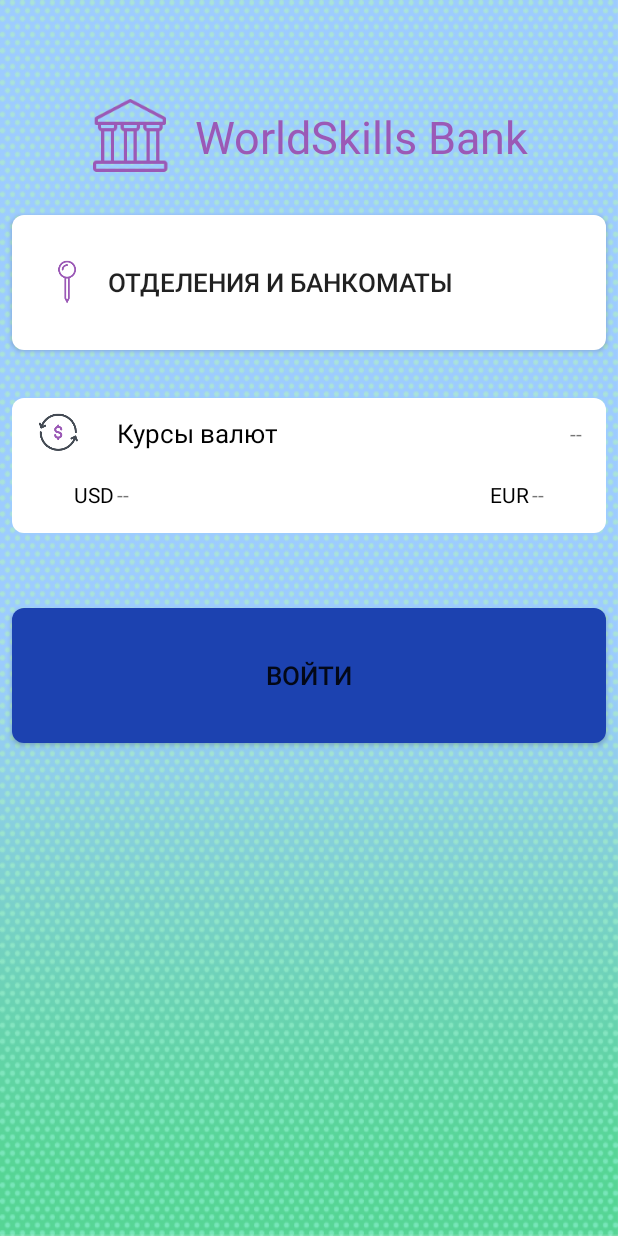
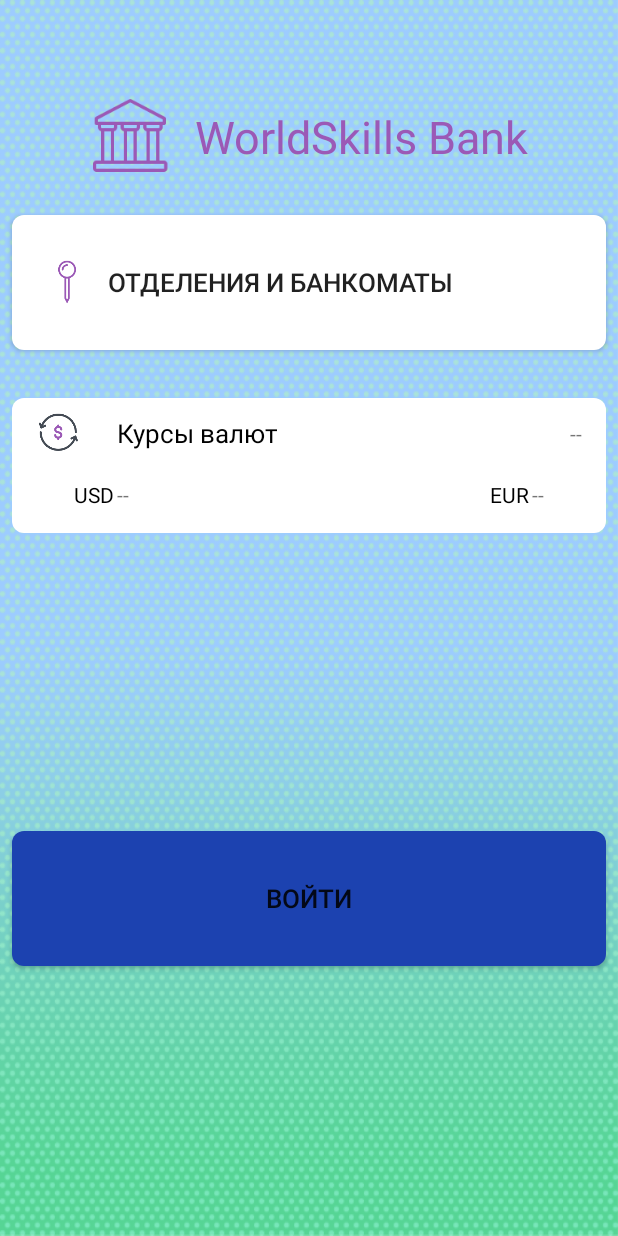
Before and after one commit to AmrAbuelhamd/ExchangeRate, an Android app: the screen it shows after launch (MainActivity), on a phone screen of 412 x 824 dp. Run offline under Robolectric (Android 15) with nearby library versions, the phone set to English and light mode, and no system bars.

Commit message:
- ui now better supports landscape - [code needs more optimization]

```diff
--- a/app/build.gradle
+++ b/app/build.gradle
@@ -40,8 +40,6 @@ dependencies {
     implementation "org.jetbrains.kotlin:kotlin-stdlib-jdk7:$kotlin_version"
     implementation 'com.google.android.gms:play-services-location:17.0.0'
     implementation 'com.google.android.gms:play-services-places:17.0.0'
-    implementation 'androidx.swiperefreshlayout:swiperefreshlayout:1.0.0'
-
 
 }
 repositories {
--- a/app/src/main/java/com/blogspot/soyamr/exchangerate/Controller/MapSetUp.kt
+++ b/app/src/main/java/com/blogspot/soyamr/exchangerate/Controller/MapSetUp.kt
@@ -6,10 +6,12 @@ import android.content.Intent
 import android.content.IntentSender
 import android.content.pm.PackageManager
 import android.location.Location
+import android.os.Bundle
 import androidx.appcompat.app.AppCompatActivity
 import androidx.core.app.ActivityCompat
 import com.blogspot.soyamr.exchangerate.R
 import com.blogspot.soyamr.exchangerate.View.ViewParent
+import com.google.android.gms.common.api.GoogleApiClient
 import com.google.android.gms.common.api.ResolvableApiException
 import com.google.android.gms.location.*
 import com.google.android.gms.location.places.ui.PlacePicker
--- /dev/null
+++ b/app/src/main/res/layout-land/activity_atms.xml
@@ -0,0 +1,67 @@
+<?xml version="1.0" encoding="utf-8"?>
+<androidx.constraintlayout.widget.ConstraintLayout xmlns:android="http://schemas.android.com/apk/res/android"
+    xmlns:app="http://schemas.android.com/apk/res-auto"
+    xmlns:tools="http://schemas.android.com/tools"
+    android:layout_width="match_parent"
+    android:layout_height="match_parent"
+    tools:context=".View.BranchesAndATMsActivity">
+
+
+    <fragment
+        android:id="@+id/map"
+        android:name="com.google.android.gms.maps.SupportMapFragment"
+        android:layout_width="300dp"
+        android:layout_height="match_parent"
+        app:layout_constraintBottom_toBottomOf="@id/atm_grey_backgorund"
+        app:layout_constraintEnd_toEndOf="parent"
+        app:layout_constraintTop_toTopOf="parent"
+        app:layout_constraintVertical_bias="0.0"
+        tools:context=".View.BranchesAndATMsActivity" />
+
+    <FrameLayout
+        android:id="@+id/atm_grey_backgorund"
+        android:layout_width="0dp"
+        android:layout_height="38dp"
+        android:background="#EFEFF4"
+        app:layout_constraintEnd_toStartOf="@+id/map"
+        app:layout_constraintStart_toStartOf="parent"
+        app:layout_constraintTop_toTopOf="parent">
+
+        <TextView
+            android:layout_width="wrap_content"
+            android:layout_height="wrap_content"
+            android:layout_gravity="start|center"
+            android:layout_marginStart="16dp"
+            android:text="@string/atms" />
+    </FrameLayout>
+
+    <View
+        android:id="@+id/splitter"
+        android:layout_width="2dp"
+        android:layout_height="match_parent"
+        android:background="#C8C7CC"
+        app:layout_constraintBottom_toBottomOf="@id/atm_grey_backgorund"
+        app:layout_constraintEnd_toStartOf="@+id/map"
+        app:layout_constraintStart_toEndOf="@+id/atm_grey_backgorund" />
+
+    <androidx.recyclerview.widget.RecyclerView
+        android:id="@+id/atm_recycler_view"
+        android:layout_width="0dp"
+        android:layout_height="0dp"
+        app:layout_constraintBottom_toBottomOf="parent"
+        app:layout_constraintEnd_toStartOf="@+id/map"
+        app:layout_constraintStart_toStartOf="parent"
+        app:layout_constraintTop_toBottomOf="@+id/atm_grey_backgorund" />
+
+    <ProgressBar
+        android:id="@+id/progressBar"
+        style="?android:attr/progressBarStyle"
+        android:layout_width="wrap_content"
+        android:layout_height="wrap_content"
+        app:layout_constraintBottom_toBottomOf="parent"
+        app:layout_constraintEnd_toStartOf="@+id/map"
+        app:layout_constraintStart_toStartOf="parent"
+        app:layout_constraintTop_toTopOf="parent" />
+
+
+</androidx.constraintlayout.widget.ConstraintLayout>
--- /dev/null
+++ b/app/src/main/res/layout-land/activity_main.xml
@@ -0,0 +1,188 @@
+<?xml version="1.0" encoding="utf-8"?>
+
+<androidx.constraintlayout.widget.ConstraintLayout xmlns:android="http://schemas.android.com/apk/res/android"
+    xmlns:app="http://schemas.android.com/apk/res-auto"
+    xmlns:tools="http://schemas.android.com/tools"
+    android:layout_width="match_parent"
+    android:layout_height="match_parent"
+
+    android:background="@drawable/main_screen_background"
+    tools:context=".View.MainActivity">
+
+    <TextView
+        android:id="@+id/word_skills_tv"
+        android:layout_width="wrap_content"
+        android:layout_height="wrap_content"
+        android:layout_marginStart="16dp"
+        android:text="@string/worldskills_bank"
+        android:textColor="@color/textBackGroundRose"
+        android:textSize="30sp"
+        app:layout_constraintBottom_toBottomOf="@+id/imageView"
+        app:layout_constraintEnd_toEndOf="parent"
+        app:layout_constraintHorizontal_bias="0.5"
+        app:layout_constraintStart_toEndOf="@+id/imageView"
+        app:layout_constraintTop_toTopOf="@+id/imageView" />
+
+    <ImageView
+        android:id="@+id/imageView"
+        android:layout_width="54dp"
+        android:layout_height="54dp"
+        android:layout_marginTop="24dp"
+        app:layout_constraintEnd_toStartOf="@+id/word_skills_tv"
+        app:layout_constraintHorizontal_bias="0.5"
+        app:layout_constraintHorizontal_chainStyle="packed"
+        app:layout_constraintStart_toStartOf="parent"
+        app:layout_constraintTop_toTopOf="parent"
+        app:srcCompat="@drawable/museum" />
+
+    <!--it's not real warnig, i have to test it later-->
+
+
+    <Button
+        app:layout_constraintEnd_toStartOf="@+id/constraintLayoutRate"
+        android:id="@+id/atms"
+        android:layout_width="0dp"
+        android:layout_height="90dp"
+        android:layout_marginStart="24dp"
+        android:layout_marginTop="32dp"
+        android:background="@drawable/rectangle"
+        android:clickable="true"
+        android:drawableStart="@drawable/key_icon"
+        android:focusable="true"
+        android:foreground="?android:attr/selectableItemBackground"
+        android:gravity="start|center"
+        android:onClick="onClickListener"
+        android:padding="22dp"
+        android:text="@string/first_button"
+        android:textSize="17sp"
+        app:layout_constraintStart_toStartOf="parent"
+        app:layout_constraintTop_toBottomOf="@+id/word_skills_tv"
+        app:layout_constraintHorizontal_chainStyle="packed"/>
+
+
+    <androidx.constraintlayout.widget.ConstraintLayout
+        android:id="@+id/constraintLayoutRate"
+        android:layout_width="0dp"
+        android:layout_height="90dp"
+        android:layout_marginStart="16dp"
+        android:layout_marginTop="32dp"
+        android:layout_marginEnd="24dp"
+        android:background="@drawable/rectangle"
+        android:clickable="true"
+        android:focusable="true"
+        android:foreground="?android:attr/selectableItemBackground"
+        android:onClick="onClickListener"
+        app:layout_constraintEnd_toEndOf="parent"
+        app:layout_constraintStart_toEndOf="@+id/atms"
+        app:layout_constraintTop_toBottomOf="@+id/word_skills_tv">
+
+
+        <ImageView
+            android:id="@+id/imageView2"
+            android:layout_width="wrap_content"
+            android:layout_height="wrap_content"
+            android:layout_marginStart="16dp"
+            android:layout_marginTop="8dp"
+            app:layout_constraintStart_toStartOf="parent"
+            app:layout_constraintTop_toTopOf="parent"
+            app:srcCompat="@drawable/exchange_dollar" />
+
+        <TextView
+            android:id="@+id/textView"
+            android:layout_width="wrap_content"
+            android:layout_height="wrap_content"
+            android:layout_marginStart="24dp"
+            android:text="Курсы валют"
+            android:textColor="@android:color/black"
+            android:textSize="17sp"
+            app:layout_constraintBottom_toBottomOf="@+id/imageView2"
+            app:layout_constraintStart_toEndOf="@+id/imageView2"
+            app:layout_constraintTop_toTopOf="@+id/imageView2" />
+
+        <TextView
+            android:id="@+id/dateTextView"
+            android:layout_width="wrap_content"
+            android:layout_height="wrap_content"
+            android:layout_marginEnd="16dp"
+            android:text="--"
+            app:layout_constraintBottom_toBottomOf="@+id/textView"
+            app:layout_constraintEnd_toEndOf="parent"
+            app:layout_constraintTop_toTopOf="@+id/textView" />
+
+        <TextView
+            android:id="@+id/textView3"
+            android:layout_width="wrap_content"
+            android:layout_height="wrap_content"
+            android:layout_marginStart="41dp"
+            android:layout_marginBottom="16dp"
+            android:text="USD"
+            android:textColor="@android:color/black"
+            app:layout_constraintBottom_toBottomOf="parent"
+            app:layout_constraintStart_toStartOf="parent" />
+
+        <TextView
+            android:id="@+id/textView4"
+            android:layout_width="wrap_content"
+            android:layout_height="wrap_content"
+            android:layout_marginEnd="2dp"
+            android:text="EUR"
+            android:textColor="@android:color/black"
+            app:layout_constraintBottom_toBottomOf="@+id/eur_rate"
+            app:layout_constraintEnd_toStartOf="@+id/eur_rate"
+            app:layout_constraintTop_toTopOf="@+id/eur_rate" />
+
+        <TextView
+            android:id="@+id/eur_rate"
+            android:layout_width="wrap_content"
+            android:layout_height="wrap_content"
+            android:layout_marginEnd="41dp"
+            android:layout_marginBottom="16dp"
+            android:text="--"
+            app:layout_constraintBottom_toBottomOf="parent"
+            app:layout_constraintEnd_toEndOf="parent" />
+
+        <TextView
+            android:id="@+id/usd_rate"
+            android:layout_width="wrap_content"
+            android:layout_height="wrap_content"
+            android:layout_marginStart="2dp"
+            android:text="--"
+            app:layout_constraintBottom_toBottomOf="@+id/textView3"
+            app:layout_constraintStart_toEndOf="@+id/textView3"
+            app:layout_constraintTop_toTopOf="@+id/textView3" />
+    </androidx.constraintlayout.widget.ConstraintLayout>
+
+    <Button
+
+        android:id="@+id/button2"
+        android:layout_width="0dp"
+        android:layout_height="90dp"
+        android:layout_marginStart="24dp"
+        android:layout_marginTop="50dp"
+        android:layout_marginEnd="24dp"
+        android:layout_marginBottom="32dp"
+        android:background="@drawable/rectangle_blue"
+        android:clickable="true"
+        android:focusable="true"
+        android:foreground="?android:attr/selectableItemBackground"
+        android:text="@string/login"
+        android:textSize="17sp"
+        app:layout_constraintBottom_toBottomOf="parent"
+        app:layout_constraintEnd_toEndOf="parent"
+        app:layout_constraintStart_toStartOf="parent"
+        app:layout_constraintTop_toBottomOf="@+id/constraintLayoutRate" />
+
+    <TextView
+        android:id="@+id/mainlayout_error_message"
+        android:layout_width="0dp"
+        android:layout_height="wrap_content"
+        android:layout_marginStart="8dp"
+        android:layout_marginEnd="8dp"
+        android:layout_marginBottom="32dp"
+        android:text="TextView"
+        android:visibility="gone"
+        app:layout_constraintBottom_toBottomOf="parent"
+        app:layout_constraintEnd_toEndOf="parent"
+        app:layout_constraintStart_toStartOf="parent" />
+
+</androidx.constraintlayout.widget.ConstraintLayout>
--- a/app/src/main/res/layout/activity_main.xml
+++ b/app/src/main/res/layout/activity_main.xml
@@ -1,14 +1,12 @@
 <?xml version="1.0" encoding="utf-8"?>
-<ScrollView xmlns:android="http://schemas.android.com/apk/res/android"
-    xmlns:app="http://schemas.android.com/apk/res-auto"
-    xmlns:tools="http://schemas.android.com/tools"
-    android:layout_height="match_parent"
-    android:layout_width="match_parent"
-    android:background="@drawable/main_screen_background">
+    <androidx.constraintlayout.widget.ConstraintLayout
+        xmlns:android="http://schemas.android.com/apk/res/android"
+        xmlns:app="http://schemas.android.com/apk/res-auto"
+        xmlns:tools="http://schemas.android.com/tools"
 
-    <androidx.constraintlayout.widget.ConstraintLayout
+        android:background="@drawable/main_screen_background"
         android:layout_width="match_parent"
-        android:layout_height="wrap_content"
+        android:layout_height="match_parent"
         tools:context=".View.MainActivity">
 
         <TextView
@@ -187,4 +185,3 @@ android:layout_marginBottom="32dp"
             app:layout_constraintStart_toStartOf="parent" />
 
     </androidx.constraintlayout.widget.ConstraintLayout>
-</ScrollView>
--- a/app/src/main/res/layout/atm_list_item_row.xml
+++ b/app/src/main/res/layout/atm_list_item_row.xml
@@ -38,10 +38,12 @@
         android:id="@+id/isWorking"
         android:layout_width="wrap_content"
         android:layout_height="wrap_content"
-        android:layout_marginStart="16dp"
+        android:layout_marginStart="8dp"
         android:text="TextView"
         android:textColor="@color/textColor"
         app:layout_constraintBottom_toBottomOf="@+id/type"
+        app:layout_constraintEnd_toStartOf="@+id/workingHours"
+        app:layout_constraintHorizontal_bias="0.0"
         app:layout_constraintStart_toEndOf="@+id/type"
         app:layout_constraintTop_toTopOf="@+id/type" />
 
@@ -50,7 +52,7 @@
 
         android:layout_width="wrap_content"
         android:layout_height="wrap_content"
-        android:layout_marginEnd="24dp"
+        android:layout_marginEnd="16dp"
         android:text="@string/workinghours"
         android:textColor="@color/textColor"
         app:layout_constraintBottom_toBottomOf="@+id/isWorking"
```
Also changed, not shown: app/src/debug/res/values/google_maps_api.xml (renamed from app/src/main/res/values/google_maps_api.xml), app/src/main/res/drawable/cop.webp (added), app/src/main/res/drawable/cve.webp (added), app/src/main/res/drawable/usd_ecuador.png (added), 4 other files.
